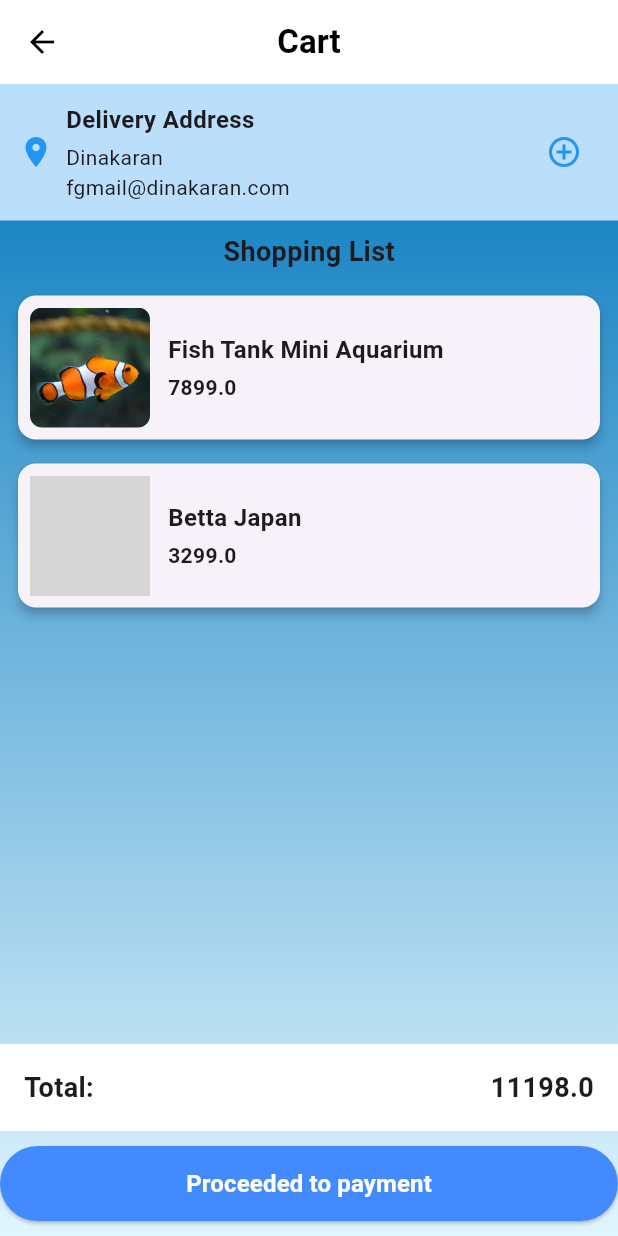
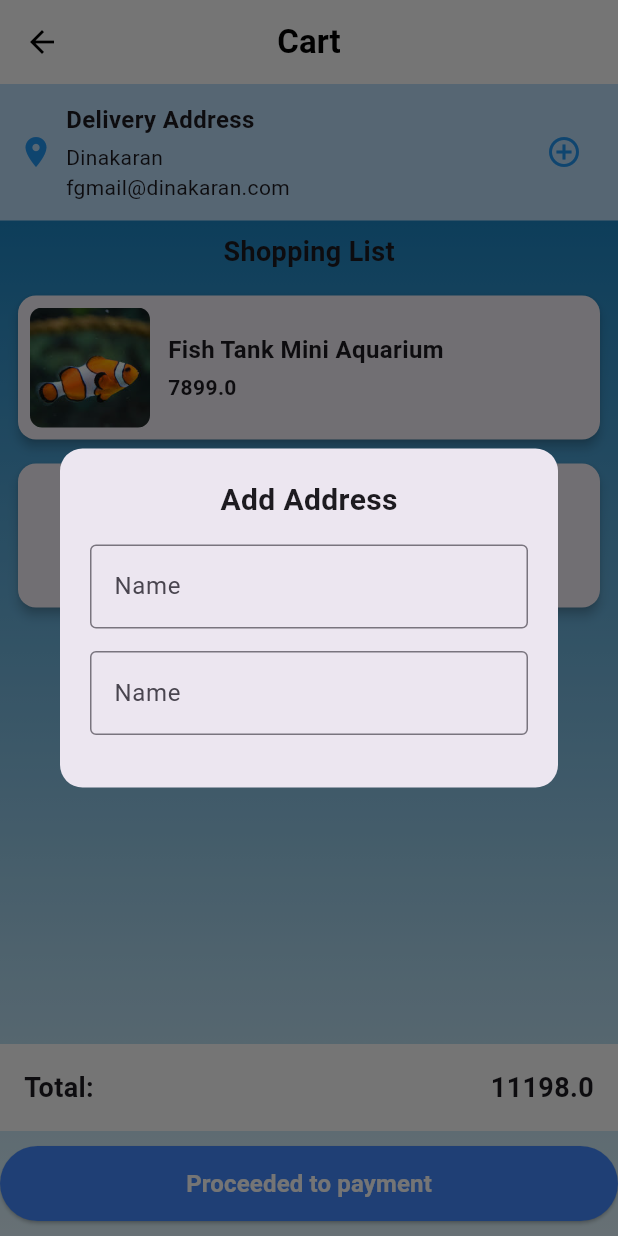
Before and after one commit to ummerfarook905/Aquafin_frontend, a Flutter app: the CartScreen screen opened directly, after a tap on the "add circle outline" icon, on a phone screen of 412 x 824 dp. Run offline on Flutter 3.47's test engine with Material 3 defaults, Android fonts, the light colour scheme and no system bars; our stand-ins replace get; accounts and stored records are empty; grey boxes are pictures that could not be loaded.

Commit message:
creating a form

```diff
--- a/lib/views/cart_screen.dart
+++ b/lib/views/cart_screen.dart
@@ -1,4 +1,5 @@
 import 'package:aquafin_frontend/controllers/cart_controller.dart';
+import 'package:aquafin_frontend/widgets/add_address_form.dart';
 import 'package:aquafin_frontend/widgets/cart_card.dart';
 import 'package:aquafin_frontend/widgets/common_appbar.dart';
 import 'package:aquafin_frontend/widgets/gradient.dart';
@@ -37,7 +38,9 @@ class CartScreen extends StatelessWidget {
                   ),
                   IconButton(
                   icon: const Icon(Icons.add_circle_outline, color: Colors.blue),
-                  onPressed: () {},
+                  onPressed: () {
+                    Get.dialog(AddAddressForm());
+                  },
                 )
               ],
             ),
--- /dev/null
+++ b/lib/widgets/add_address_form.dart
@@ -0,0 +1,49 @@
+import 'package:flutter/material.dart';
+
+class AddAddressForm extends StatelessWidget {
+  final nameController = TextEditingController();
+
+  AddAddressForm({super.key});
+
+  @override
+  Widget build(BuildContext context) {
+    return Dialog(
+      shape: RoundedRectangleBorder(
+        borderRadius: BorderRadius.circular(15)
+      ),
+      child: Padding(
+        padding: const EdgeInsets.all(20),
+        child: Column(
+          mainAxisSize: MainAxisSize.min,
+          children: [
+            const Text(
+              "Add Address",
+              style: TextStyle(fontSize: 20, fontWeight: FontWeight.bold),
+            ),
+            const SizedBox(height: 15),
+
+            TextField(
+              controller: nameController,
+              decoration: const InputDecoration(
+                labelText: "Name",
+                border: OutlineInputBorder(),
+              ),
+            ),
+
+            const SizedBox(height: 15),
+
+            TextField(
+              controller: nameController,
+              decoration: const InputDecoration(
+                labelText: "Name",
+                border: OutlineInputBorder(),
+              ),
+            ),
+
+            const SizedBox(height: 15),
+          ],
+        ),
+        ),
+    );
+  }
+}
```
